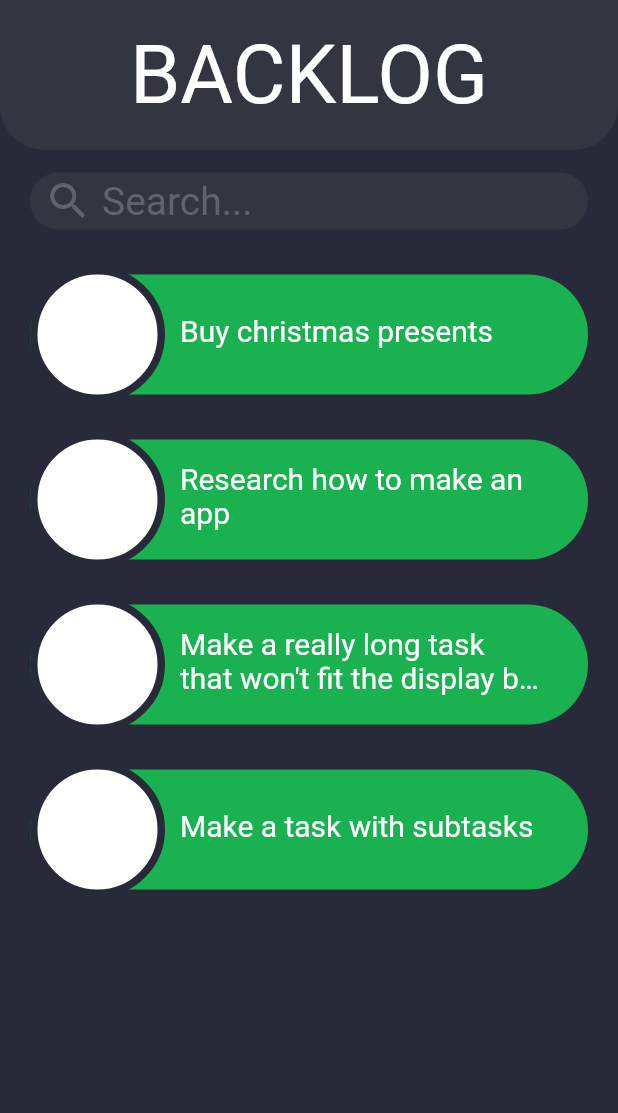
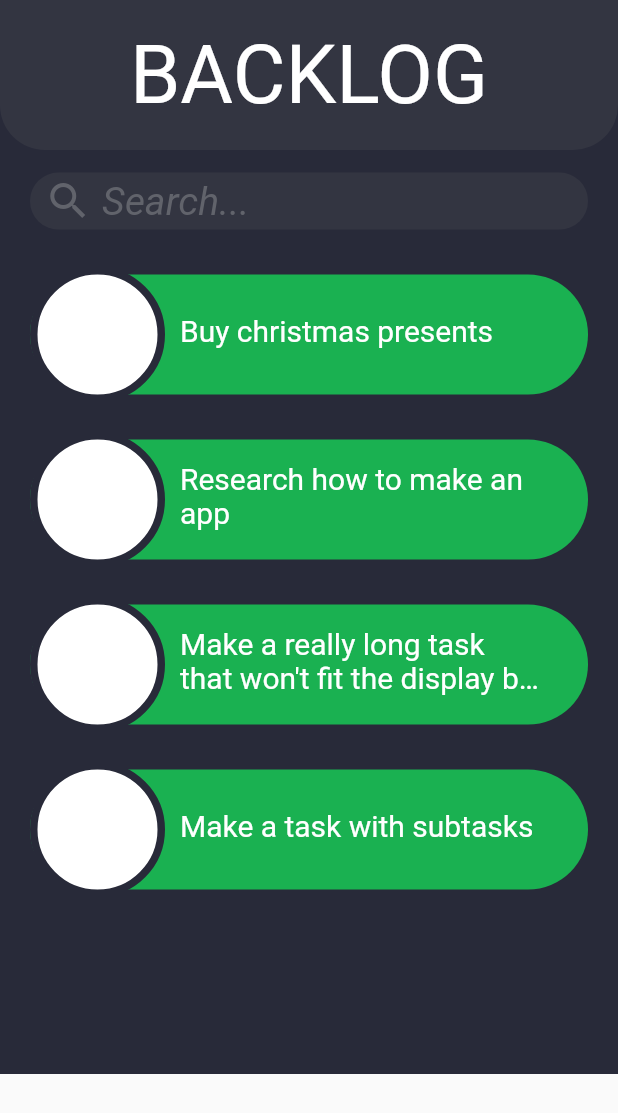
Before and after one commit to MarrMann/ProductivityApp, a Flutter app: the BacklogPage widget shown alone on an empty page, opened directly, on a phone screen of 412 x 824 dp. Shown: the top 1113 px of the screen. Run offline on Flutter 3.47's test engine with Material 2 defaults, Android fonts, the phone set to English and light mode, and no system bars; Roboto replaces fonts that are missing (Yu Gothic UI).

Commit message:
Implemented search functionality

```diff
--- a/SimpleWeek/lib/Models/global.dart
+++ b/SimpleWeek/lib/Models/global.dart
@@ -19,6 +19,12 @@ TextStyle navbarStyle = new TextStyle(
 TextStyle searchFieldHintStyle = new TextStyle(
   fontFamily: 'Yu Gothic UI',
   color: greyHighlight,
+  fontSize: 26.0,
+  fontStyle: FontStyle.italic
+);
+TextStyle searchFieldEditStyle = new TextStyle(
+  fontFamily: 'Yu Gothic UI',
+  color: Colors.white,
   fontSize: 26.0
 );
 TextStyle taskStyle = new TextStyle(
--- a/SimpleWeek/lib/UI/Backlog/backlog_page.dart
+++ b/SimpleWeek/lib/UI/Backlog/backlog_page.dart
@@ -18,7 +18,7 @@ class _BacklogPageState extends State<BacklogPage> {
     new Task("Make a task with subtasks", false),
   ];
   List<Task> visibleTodoList = [];
-  String searchText;
+  String searchText = '';
 
   Widget makeTask(Task task) {
     return TodoTask(
@@ -29,8 +29,11 @@ class _BacklogPageState extends State<BacklogPage> {
   }
 
   makeTaskList(){
+    visibleTodoList = [];
     for (var task in fullTodoList) {
+      if (searchText.isEmpty || task.description.toLowerCase().contains(searchText)){
         visibleTodoList.add(new Task(task.description, task.completed));
+      }
     }
   }
 
@@ -45,7 +48,11 @@ class _BacklogPageState extends State<BacklogPage> {
     });
   }
 
-  onSearch(String searchText){
+  onSearch(){
+    setState(() {
+      searchText = searchText.toLowerCase();
+      makeTaskList();
+    });
   }
 
   @override
@@ -60,7 +67,7 @@ class _BacklogPageState extends State<BacklogPage> {
 
     return Container(
       color: darkGreyBackground,
-      child: Column(
+      child: Wrap(
         children: <Widget>[
           buildTitle(context),
           Stack(
@@ -118,8 +125,10 @@ class _BacklogPageState extends State<BacklogPage> {
       margin: EdgeInsets.only(top: 15.0, left: 20.0, right: 20.0),
       decoration: BoxDecoration(
         borderRadius: BorderRadius.all(Radius.circular(19.0)),
-          color: greyNormal),
+        color: greyNormal
+      ),
       child: TextField(
+        style: searchFieldEditStyle,
         decoration: InputDecoration(
           border: InputBorder.none,
           hintText: 'Search...',
@@ -137,7 +146,7 @@ class _BacklogPageState extends State<BacklogPage> {
         //TODO: Add search functionality
         onChanged: (String input) {
           searchText = input;
-          onSearch(input);
+          onSearch();
         },
       ),
     );
```
Lines whose indentation alone changed are shown as unchanged.
